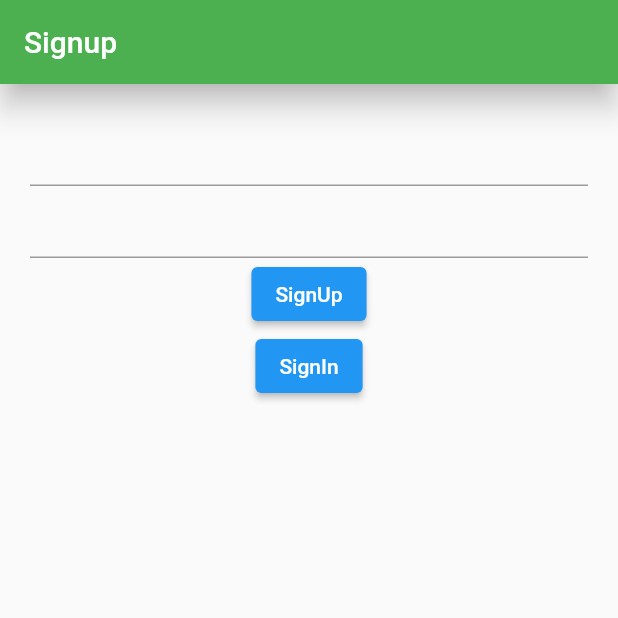
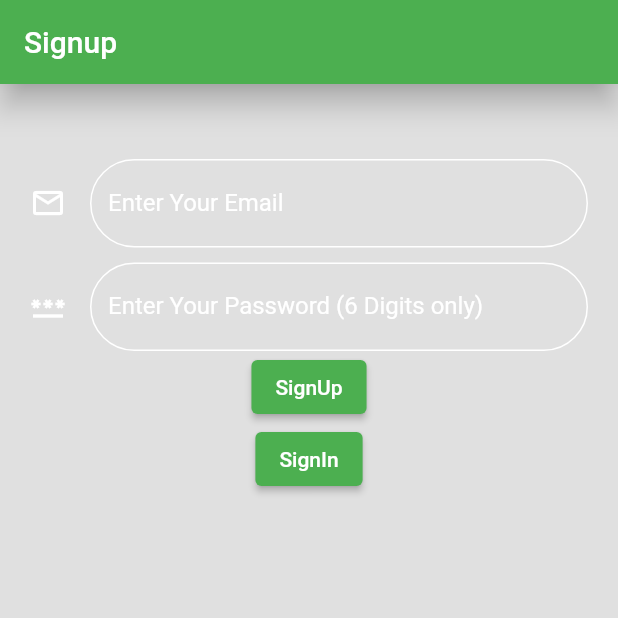
Before and after one commit to DEVOPS-Pr0ject/Social-media, a Flutter app: the screen it shows after launch, on a phone screen of 412 x 824 dp, the top half of it. Run offline on Flutter 3.47's test engine with Material 2 defaults, Android fonts, the phone set to English and light mode, and no system bars; our stand-ins replace cloud_firestore, firebase_auth, firebase_core, firebase_storage, image_picker; accounts and stored records are empty.

Commit message:
new changes

```diff
--- a/lib/main.dart
+++ b/lib/main.dart
@@ -1,7 +1,7 @@
 import 'package:flutter/material.dart';
 import 'package:provider/provider.dart';
 import 'package:social_me/models/user.dart';
-import 'package:social_me/screens/auth/Signup.dart';
+import '';
 import 'package:firebase_core/firebase_core.dart';
 import 'package:social_me/services/auth.dart';
 import 'package:social_me/screens/wrapper.dart';
@@ -34,7 +34,7 @@ class MyApp extends StatelessWidget {
         }
 
         // Otherwise, show something whilst waiting for initialization to complete
-        return Text("Loading");
+        return const Text("Loading");
       },
     );
   }
--- a/lib/models/user.dart
+++ b/lib/models/user.dart
@@ -1,7 +1,13 @@
 import 'package:firebase_auth/firebase_auth.dart';
+import 'package:flutter/material.dart';
 
 class UserModel{
   final String id;
+  final String bannerImageUrl;
+  final String profileImageUrl;
+  final String name;
+  final String email;
 
-  UserModel({ required this.id});
+  UserModel({ required this.id,required this.bannerImageUrl,
+    required this.profileImageUrl,required this.name,required this.email});
 }
--- a/lib/screens/auth/Signup.dart
+++ b/lib/screens/auth/Signup.dart
@@ -23,33 +23,62 @@ class _SignupState extends State<Signup> {
   @override
   Widget build(BuildContext context) {
     return Scaffold(
+      backgroundColor: Colors.black12,
      appBar:AppBar(
       backgroundColor: Colors.green,
       elevation: 8,
       title: Text("Signup"),
      ),
      body: Container(
-      padding: EdgeInsets.symmetric(vertical: 20,horizontal: 20),
+      padding: EdgeInsets.symmetric(vertical: 50,horizontal: 20),
       child: Form(
         child: Column(
           children: [
             TextFormField(
+              decoration: InputDecoration(
+                  icon: Icon(Icons.email_outlined,color: Colors.white),
+                label: Text('Enter Your Email'),
+                  labelStyle: TextStyle(
+                      color: Colors.white
+                  ),
+                  enabledBorder: OutlineInputBorder(
+                      borderSide: BorderSide(width: 1, color: Colors.white),
+                      borderRadius: BorderRadius.circular(30)
+                  )
+              ),
               onChanged: (val) => setState(() {
               email = val;
             }),
           ),
+            SizedBox(height: 10),
             TextFormField(
+              decoration: InputDecoration(
+                icon: Icon(Icons.password_outlined,color: Colors.white),
+                  label: Text('Enter Your Password (6 Digits only)'),
+                labelStyle: TextStyle(
+                  color: Colors.white
+                ),
+                enabledBorder: OutlineInputBorder(
+                  borderSide: BorderSide(width: 1, color: Colors.white),
+                  borderRadius: BorderRadius.circular(30)
+                )
+              ),
               onChanged: (val) => setState(() {
                 password = val;
               }),
             ),
             ElevatedButton(
-
+                style: ElevatedButton.styleFrom(
+                    primary: Colors.green
+                ),
               onPressed: () async => {
                 _authService.signUp(email, password),
               },
               child: Text("SignUp")),
             ElevatedButton(
+              style: ElevatedButton.styleFrom(
+                primary: Colors.green
+              ),
               onPressed: () async => {
                 _authService.signIn(email, password),
               },
--- a/lib/screens/wrapper.dart
+++ b/lib/screens/wrapper.dart
@@ -6,6 +6,9 @@ import 'package:flutter/material.dart';
 import 'package:social_me/models/user.dart';
 import 'package:social_me/screens/auth/Signup.dart';
 import 'package:social_me/screens/main/home.dart';
+import 'package:social_me/screens/main/posts/add.dart';
+import 'package:social_me/screens/main/profile/edit.dart';
+import 'package:social_me/screens/main/profile/profile.dart';
 
 class Wrapper extends StatelessWidget {
   const Wrapper({super.key});
@@ -19,6 +22,14 @@ class Wrapper extends StatelessWidget {
       return const Signup();
     }
     //show main system routes
+    return MaterialApp(
+      initialRoute: '/',
+      routes: {'/' : (context) => Home(),
+        '/add' : (context) => Add(),
+        '/profile' : (context) => Profile(),
+        '/edit' : (context) => Edit(),
+      }
+    );
     return const Home();
   }
 }
--- a/lib/services/auth.dart
+++ b/lib/services/auth.dart
@@ -1,17 +1,17 @@
 
 
+import 'package:cloud_firestore/cloud_firestore.dart';
 import 'package:firebase_auth/firebase_auth.dart';
+import 'package:flutter/cupertino.dart';
 import 'package:social_me/models/user.dart';
-
-import 'package:flutter/cupertino.dart';
-
 class AuthService{
   FirebaseAuth auth = FirebaseAuth.instance;
   String email = 'email';
   String password = 'password';
 
   UserModel? _userFromFirebaseUser(User? user) {
-    return user != null ? UserModel(id: user.uid) : null;
+    return user != null ? UserModel(id: user.uid,
+        bannerImageUrl: '', profileImageUrl: '', name: '', email: '') : null;
   }
   Stream<UserModel?> get user {
     return auth.authStateChanges().map(_userFromFirebaseUser);
@@ -20,17 +20,22 @@ class AuthService{
   Future signUp(email,password) async {
     try {
       // ignore: unused_local_variable
-      User user = (await auth.createUserWithEmailAndPassword(
+      UserCredential user = (await auth.createUserWithEmailAndPassword(
         email: email,
         password: password,
-      )) as User;
-      _userFromFirebaseUser(user);
+      ));
+      await FirebaseFirestore.instance.collection('users')
+          .doc(user.user?.uid)
+          .set({'name' : email , 'email' : email});
+      _userFromFirebaseUser(user.user);
     }
     on FirebaseAuthException catch (e) {
       if (e.code == 'weak-password') {
         // ignore: avoid_print
+        const Text("the password is too weak");
         print('The password provided is too weak.');
       } else if (e.code == 'email-already-in-use') {
+        const Text("The account already exists");
         print('The account already exists for that email.');
       }
     } catch (e) {
@@ -42,8 +47,9 @@ class AuthService{
       // ignore: unused_local_variable
       User user = (await auth.signInWithEmailAndPassword(
         email: email,
-        password: password,
+         password: password,
       )) as User;
+
       _userFromFirebaseUser(user);
     }
     on FirebaseAuthException catch (e) {
--- a/pubspec.yaml
+++ b/pubspec.yaml
@@ -32,8 +32,12 @@ dependencies:
   flutter:
     sdk: flutter
   provider: "6.0.5"
-  firebase_core: "2.4.0"
+  firebase_core: "2.4.1"
   firebase_auth: "4.2.3"
+  cloud_firestore: "4.3.0"
+  firebase_storage: "11.0.10"
+  image_picker: "0.8.6"
+
 
 
 
```
Also changed, not shown: lib/models/post.dart (added, +11 -0 lines), lib/screens/main/home.dart (+31 -9 lines), lib/screens/main/posts/add.dart (added, +55 -0 lines), lib/screens/main/posts/list.dart (added, +27 -0 lines), lib/screens/main/profile/edit.dart (added, +69 -0 lines), lib/screens/main/profile/profile.dart (added, +97 -0 lines), lib/services/posts.dart (added, +29 -0 lines), lib/services/user.dart (added, +54 -0 lines), lib/services/utils.dart (added, +16 -0 lines), pubspec.lock, 2 other files.
